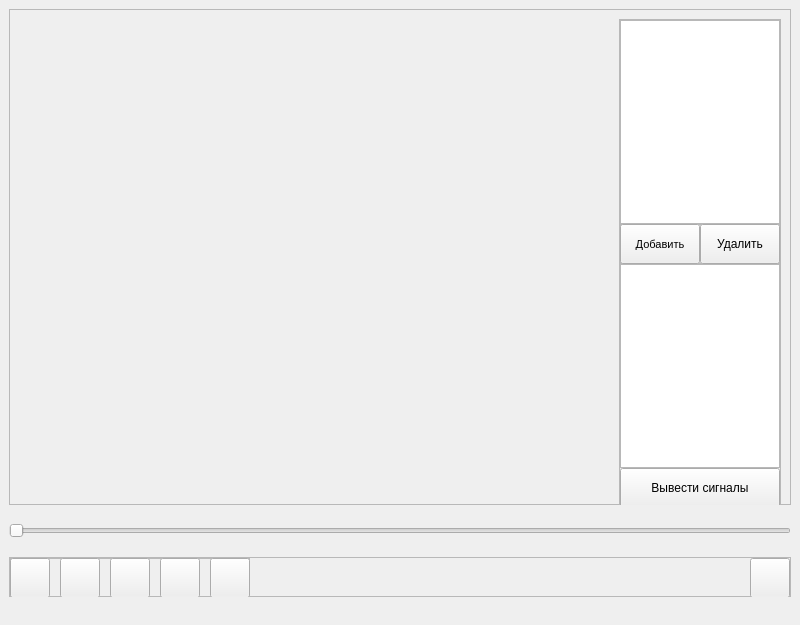
TheGarlicDogg/PWM-Control, file display.ui: the form before one commit.
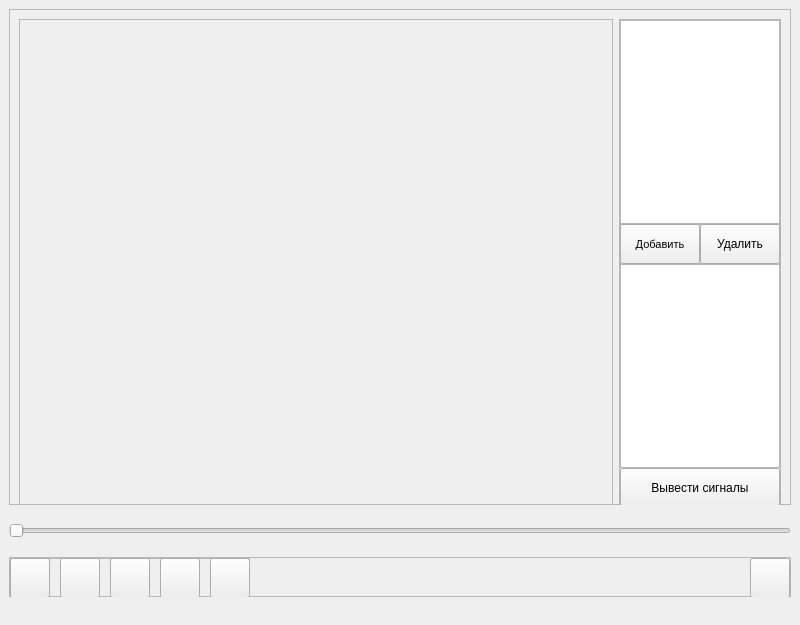
The form after the commit. Icons and pictures are not drawn. Custom widgets are drawn as their Qt base class.

Diff of the .ui file:
```diff
--- a/display.ui
+++ b/display.ui
@@ -249,7 +249,7 @@
         </widget>
        </item>
        <item row="0" column="0">
-        <widget class="QCustomPlot" name="customPlot" native="true">
+        <widget class="QFrame" name="plotsFrame">
          <property name="sizePolicy">
           <sizepolicy hsizetype="Expanding" vsizetype="Preferred">
            <horstretch>0</horstretch>
@@ -258,10 +258,34 @@
          </property>
          <property name="minimumSize">
           <size>
-           <width>550</width>
+           <width>590</width>
            <height>490</height>
           </size>
          </property>
+         <property name="frameShape">
+          <enum>QFrame::StyledPanel</enum>
+         </property>
+         <property name="frameShadow">
+          <enum>QFrame::Raised</enum>
+         </property>
+         <layout class="QGridLayout" name="gridLayout_2">
+          <item row="0" column="0">
+           <widget class="QCustomPlot" name="customPlot" native="true">
+            <property name="sizePolicy">
+             <sizepolicy hsizetype="Expanding" vsizetype="Preferred">
+              <horstretch>0</horstretch>
+              <verstretch>0</verstretch>
+             </sizepolicy>
+            </property>
+            <property name="minimumSize">
+             <size>
+              <width>550</width>
+              <height>245</height>
+             </size>
+            </property>
+           </widget>
+          </item>
+         </layout>
         </widget>
        </item>
       </layout>
```
Left out of the diff: 6 changed lines with no effect on the pictures.
